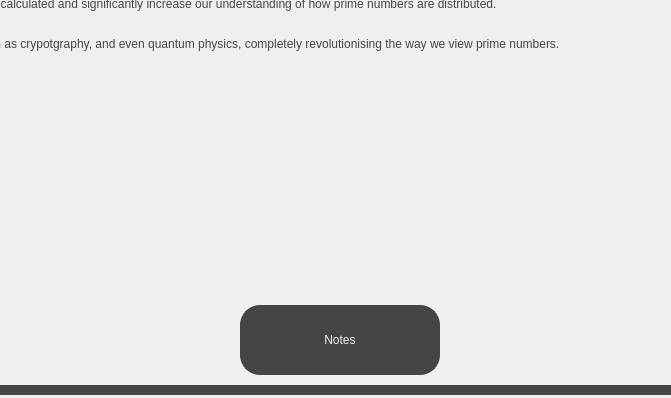
First picture: the form in src/ui/summary_screens/impact.ui, repository jackm245/Riemann-Hypothesis, before the edit; both pictures show x 340 to 1011 and y 325 to 723 of the 1340 by 723 pixel window.
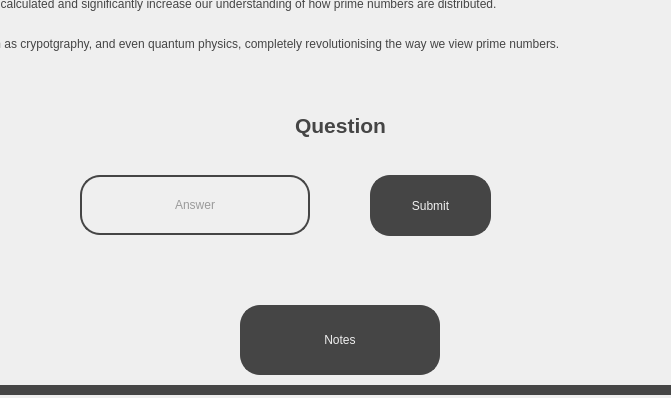
Second picture: the form after the edit.

The edit to the form file:
```diff
--- a/src/ui/summary_screens/impact.ui
+++ b/src/ui/summary_screens/impact.ui
@@ -359,6 +359,103 @@
       <string>Notes</string>
      </property>
     </widget>
+    <widget class="QLabel" name="QuestionText">
+     <property name="geometry">
+      <rect>
+       <x>420</x>
+       <y>240</y>
+       <width>501</width>
+       <height>81</height>
+      </rect>
+     </property>
+     <property name="styleSheet">
+      <string notr="true">font: 25pt &quot;Sans Serif&quot;; color:rgb(69, 69, 69);
+background-color: rgb(239, 239, 239); padding: 5px;</string>
+     </property>
+     <property name="text">
+      <string>&lt;html&gt;&lt;head/&gt;&lt;body&gt;&lt;p align=&quot;center&quot;&gt;&lt;span style=&quot; font-size:16pt; font-weight:600;&quot;&gt;Question&lt;/span&gt;&lt;/p&gt;&lt;/body&gt;&lt;/html&gt;</string>
+     </property>
+     <property name="alignment">
+      <set>Qt::AlignCenter</set>
+     </property>
+     <property name="wordWrap">
+      <bool>true</bool>
+     </property>
+    </widget>
+    <widget class="QLineEdit" name="QuestionInput">
+     <property name="geometry">
+      <rect>
+       <x>410</x>
+       <y>330</y>
+       <width>230</width>
+       <height>60</height>
+      </rect>
+     </property>
+     <property name="styleSheet">
+      <string notr="true">background-color: rgb(239, 239, 239);
+color: rgb(69, 69, 69);
+font: 18pt &quot;Sans Serif&quot;;
+border: 2px solid;
+border-radius: 20px;
+border-color:rgb(69, 69, 69);</string>
+     </property>
+     <property name="text">
+      <string/>
+     </property>
+     <property name="cursorPosition">
+      <number>0</number>
+     </property>
+     <property name="alignment">
+      <set>Qt::AlignCenter</set>
+     </property>
+     <property name="placeholderText">
+      <string>Answer</string>
+     </property>
+    </widget>
+    <widget class="QPushButton" name="SubmitButton">
+     <property name="geometry">
+      <rect>
+       <x>700</x>
+       <y>330</y>
+       <width>121</width>
+       <height>61</height>
+      </rect>
+     </property>
+     <property name="cursor">
+      <cursorShape>PointingHandCursor</cursorShape>
+     </property>
+     <property name="styleSheet">
+      <string notr="true">border: 2px solid;
+border-radius: 20px;
+border-color:rgb(69, 69, 69);
+background-color: rgb(69, 69, 69);
+font: 18pt &quot;Sans Serif&quot;; color:rgb(239, 239, 239);
+</string>
+     </property>
+     <property name="text">
+      <string>Submit</string>
+     </property>
+    </widget>
+    <widget class="QLabel" name="MessageLabel">
+     <property name="geometry">
+      <rect>
+       <x>410</x>
+       <y>400</y>
+       <width>530</width>
+       <height>41</height>
+      </rect>
+     </property>
+     <property name="styleSheet">
+      <string notr="true">color: rgb(0, 140, 0);
+font: 18pt &quot;Sans Serif&quot;;</string>
+     </property>
+     <property name="text">
+      <string>&lt;html&gt;&lt;head/&gt;&lt;body&gt;&lt;p align=&quot;center&quot;&gt;&lt;br/&gt;&lt;/p&gt;&lt;/body&gt;&lt;/html&gt;</string>
+     </property>
+     <property name="alignment">
+      <set>Qt::AlignBottom|Qt::AlignHCenter</set>
+     </property>
+    </widget>
    </widget>
   </widget>
  </widget>
```
